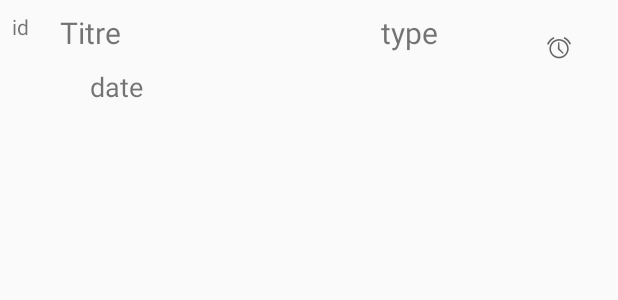
After one commit to gaabouu/TpWearables, an Android app: the layout alarm_layout.xml on its own in the app's theme, with its tools: preview values and no code run, on a phone screen of 412 x 824 dp. The commit adds this screen. Shown: the top 300 px of the screen. Run offline under Robolectric (Android 15) with nearby library versions, the phone set to English and light mode, and no system bars.

Commit message:
Created Alarm adapter to handle main screen alarms display

```diff
--- /dev/null
+++ b/mobile/src/main/res/layout/alarm_layout.xml
@@ -0,0 +1,67 @@
+<?xml version="1.0" encoding="utf-8"?>
+<android.support.constraint.ConstraintLayout xmlns:android="http://schemas.android.com/apk/res/android"
+    xmlns:app="http://schemas.android.com/apk/res-auto"
+    xmlns:tools="http://schemas.android.com/tools"
+    android:layout_width="match_parent"
+    android:layout_height="wrap_content">
+
+    <TextView
+        android:id="@+id/textView_Id_alarm_layout"
+        android:layout_width="wrap_content"
+        android:layout_height="wrap_content"
+        android:text="TextView"
+        tools:text="id"
+        app:layout_constraintTop_toTopOf="parent"
+        android:layout_marginTop="8dp"
+        android:layout_marginStart="8dp"
+        app:layout_constraintLeft_toLeftOf="parent" />
+
+    <TextView
+        android:id="@+id/textView_Date_alarm_layout"
+        android:layout_width="wrap_content"
+        android:layout_height="wrap_content"
+        android:text="TextView"
+        android:textSize="18sp"
+        tools:layout_editor_absoluteX="48dp"
+        tools:text="date"
+        android:layout_marginTop="10dp"
+        app:layout_constraintTop_toBottomOf="@+id/textView_Title_alarm_layout"
+        android:layout_marginStart="60dp"
+        app:layout_constraintLeft_toLeftOf="parent" />
+
+    <TextView
+        android:id="@+id/textView_Type_alarm_layout"
+        android:layout_width="wrap_content"
+        android:layout_height="wrap_content"
+        android:text="TextView"
+        android:textSize="20sp"
+        tools:text="type"
+        app:layout_constraintTop_toTopOf="parent"
+        android:layout_marginTop="8dp"
+        android:layout_marginEnd="120dp"
+        app:layout_constraintRight_toRightOf="parent" />
+
+    <TextView
+        android:id="@+id/textView_Title_alarm_layout"
+        android:layout_width="wrap_content"
+        android:layout_height="wrap_content"
+        android:text="TextView"
+        android:textSize="20sp"
+        tools:text="Titre"
+        android:layout_marginStart="40dp"
+        app:layout_constraintLeft_toLeftOf="parent"
+        app:layout_constraintTop_toTopOf="parent"
+        android:layout_marginTop="8dp" />
+
+    <ImageView
+        android:id="@+id/imageView_notif_alarm_layout"
+        android:layout_width="wrap_content"
+        android:layout_height="wrap_content"
+        android:layout_marginRight="31dp"
+        android:layout_marginTop="24dp"
+        android:adjustViewBounds="false"
+        android:clickable="true"
+        app:layout_constraintRight_toRightOf="parent"
+        app:layout_constraintTop_toTopOf="parent"
+        app:srcCompat="@android:drawable/ic_lock_idle_alarm" />
+</android.support.constraint.ConstraintLayout>
```
Also changed, not shown: mobile/src/main/java/com/example/gab/tpwearables/AlarmAdapter.java (added, +66 -0 lines), mobile/src/main/java/com/example/gab/tpwearables/HandheldMainActivity.java (+4 -6 lines).
